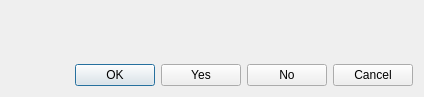
Before: the Qt Designer form messagedialog/messagedialog.ui in CatherineDesrosiers/lowcostventilatorapplication, drawn with Qt 5.
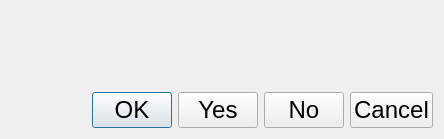
After: the same form once the commit is applied.

Commit message: Increase font size

```diff
--- a/messagedialog/messagedialog.ui
+++ b/messagedialog/messagedialog.ui
@@ -6,8 +6,8 @@
    <rect>
     <x>0</x>
     <y>0</y>
-    <width>424</width>
-    <height>97</height>
+    <width>444</width>
+    <height>139</height>
    </rect>
   </property>
   <property name="windowTitle">
@@ -16,6 +16,11 @@
   <layout class="QVBoxLayout" name="verticalLayout">
    <item>
     <widget class="QLabel" name="label_message">
+     <property name="font">
+      <font>
+       <pointsize>18</pointsize>
+      </font>
+     </property>
      <property name="text">
       <string/>
      </property>
@@ -38,6 +43,11 @@
      </item>
      <item>
       <widget class="QPushButton" name="pushButton_ok">
+       <property name="font">
+        <font>
+         <pointsize>18</pointsize>
+        </font>
+       </property>
        <property name="text">
         <string>OK</string>
        </property>
@@ -45,6 +55,11 @@
      </item>
      <item>
       <widget class="QPushButton" name="pushButton_yes">
+       <property name="font">
+        <font>
+         <pointsize>18</pointsize>
+        </font>
+       </property>
        <property name="text">
         <string>Yes</string>
        </property>
@@ -52,6 +67,11 @@
      </item>
      <item>
       <widget class="QPushButton" name="pushButton_no">
+       <property name="font">
+        <font>
+         <pointsize>18</pointsize>
+        </font>
+       </property>
        <property name="text">
         <string>No</string>
        </property>
@@ -59,6 +79,11 @@
      </item>
      <item>
       <widget class="QPushButton" name="pushButton_cancel">
+       <property name="font">
+        <font>
+         <pointsize>18</pointsize>
+        </font>
+       </property>
        <property name="text">
         <string>Cancel</string>
        </property>
```
The commit also changes 11 other files.
